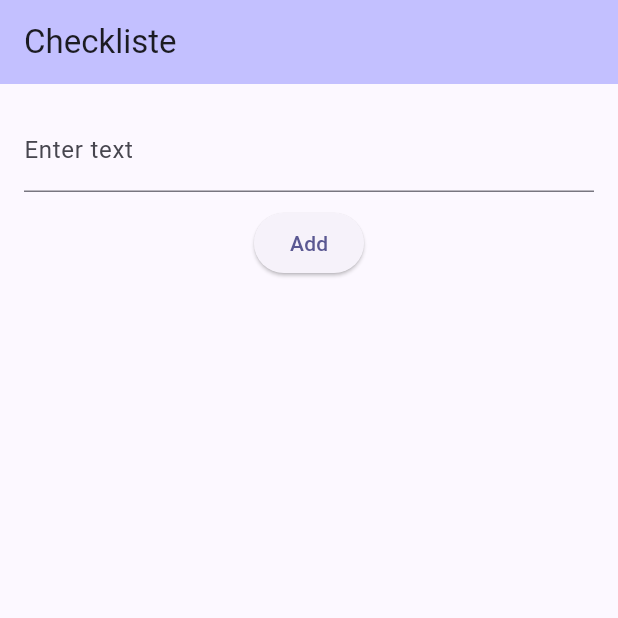
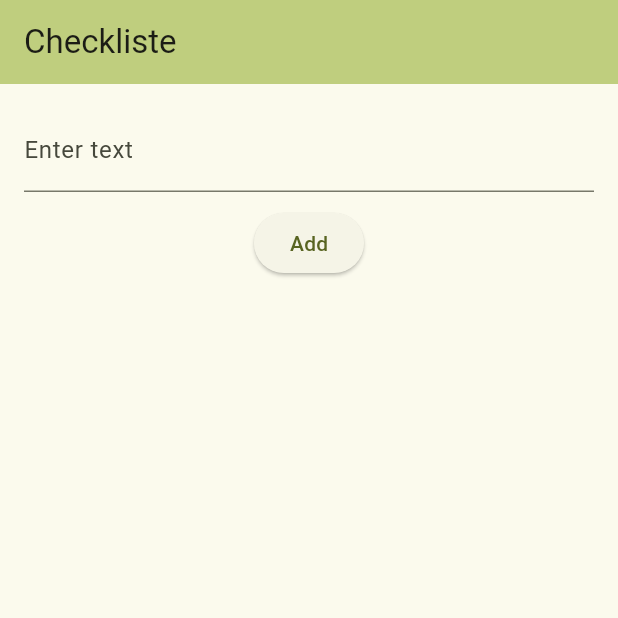
Before and after one commit to AdamFronia/checkliste, a Flutter app: the screen it shows after launch, after a tap on "Add", on a phone screen of 412 x 824 dp, the top half of it. Run offline on Flutter 3.47's test engine with Material 3 defaults, Android fonts, the phone set to English and light mode, and no system bars; our stand-ins replace shared_preferences.

```diff
--- a/lib/main.dart
+++ b/lib/main.dart
@@ -1,4 +1,5 @@
 import 'package:flutter/material.dart';
+import 'package:shared_preferences/shared_preferences.dart';
 
 void main() {
   runApp(const MyApp());
@@ -10,10 +11,10 @@ class MyApp extends StatelessWidget {
   @override
   Widget build(BuildContext context) {
     return MaterialApp(
-      title: 'checkliste',
+      title: 'Checkliste',
       theme: ThemeData(
         colorScheme: ColorScheme.fromSeed(
-            seedColor: const Color.fromARGB(255, 53, 8, 253)),
+            seedColor: const Color.fromARGB(255, 216, 253, 8)),
         useMaterial3: true,
       ),
       home: const MyHomePage(title: 'Checkliste'),
@@ -34,11 +35,30 @@ class _MyHomePageState extends State<MyHomePage> {
   final List<String> _items = [];
   final TextEditingController _controller = TextEditingController();
 
+  @override
+  void initState() {
+    super.initState();
+    _loadItems();
+  }
+
+  Future<void> _loadItems() async {
+    final prefs = await SharedPreferences.getInstance();
+    setState(() {
+      _items.addAll(prefs.getStringList('items') ?? []);
+    });
+  }
+
+  Future<void> _saveItems() async {
+    final prefs = await SharedPreferences.getInstance();
+    await prefs.setStringList('items', _items);
+  }
+
   void _addItem() {
     setState(() {
       if (_controller.text.isNotEmpty) {
         _items.add(_controller.text);
         _controller.clear();
+        _saveItems();
       }
     });
   }
@@ -46,6 +66,7 @@ class _MyHomePageState extends State<MyHomePage> {
   void _removeItem(int index) {
     setState(() {
       _items.removeAt(index);
+      _saveItems();
     });
   }
 
--- a/pubspec.yaml
+++ b/pubspec.yaml
@@ -35,6 +35,7 @@ dependencies:
   # The following adds the Cupertino Icons font to your application.
   # Use with the CupertinoIcons class for iOS style icons.
   cupertino_icons: ^1.0.6
+  shared_preferences: ^2.2.3
 
 dev_dependencies:
   flutter_test:
```
Also changed, not shown: pubspec.lock, 10 other files.
